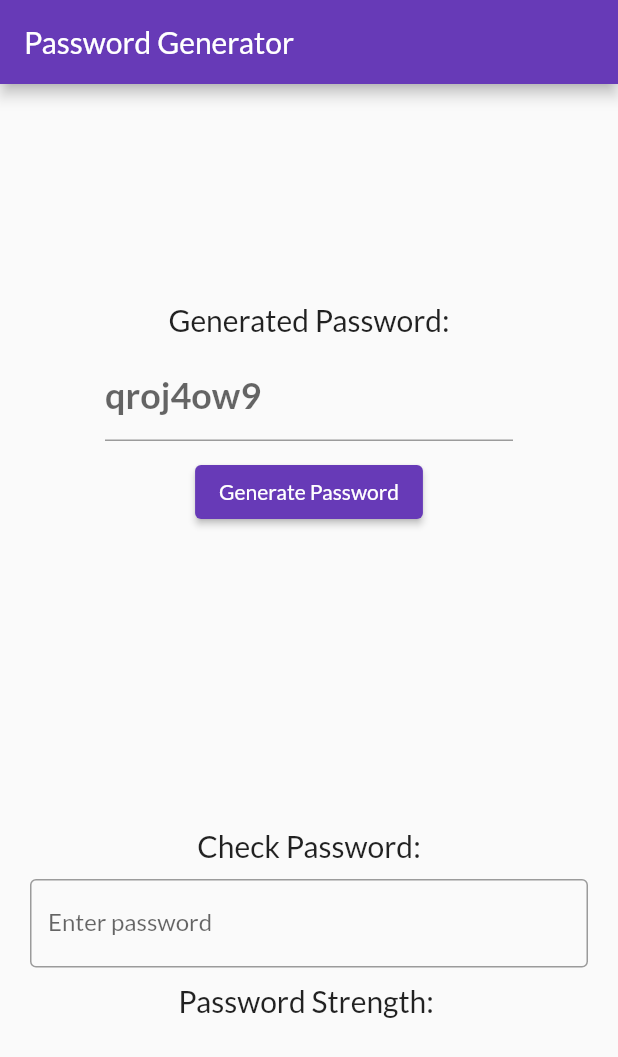
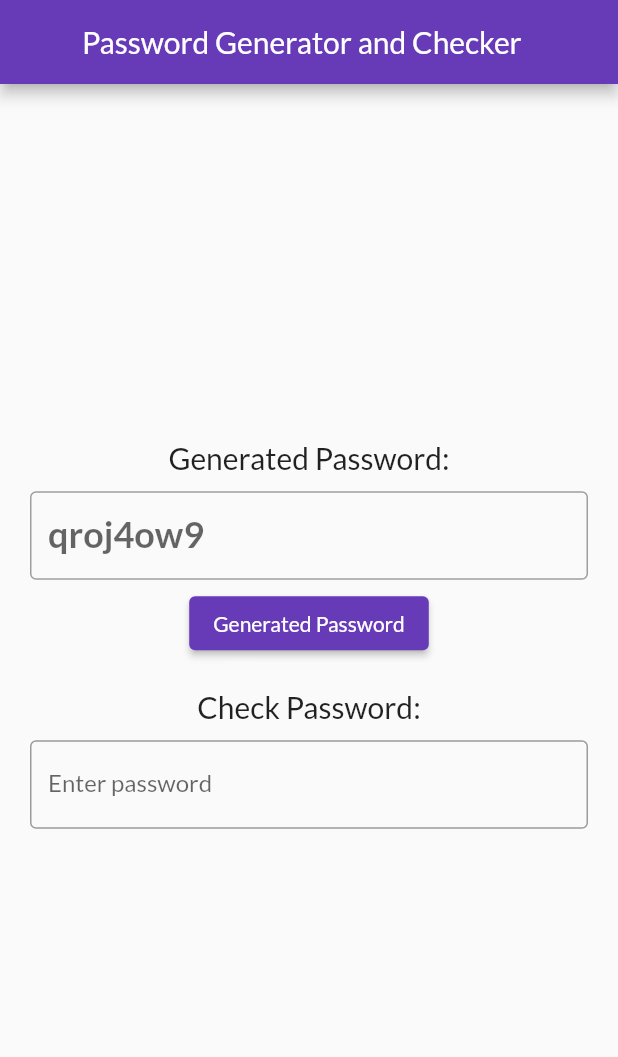
Before and after one commit to Ganesh7331/isaa, a Flutter app: the screen it shows after launch, after a tap on "Generate Password", on a phone screen of 412 x 824 dp. Shown: the top 1057 px of the screen. Run offline on Flutter 3.47's test engine with Material 2 defaults, Android fonts, the phone set to English and light mode, and no system bars; our stand-ins replace google_fonts.

Commit message:
version 2.0.0.0

```diff
--- a/lib/main.dart
+++ b/lib/main.dart
@@ -10,6 +10,8 @@ class PasswordApp extends StatelessWidget {
   @override
   Widget build(BuildContext context) {
     return MaterialApp(
+
+      debugShowCheckedModeBanner: false,
       title: 'Password Generator',
       theme: ThemeData(primarySwatch: Colors.deepPurple,fontFamily: GoogleFonts.lato().fontFamily),
 
@@ -26,21 +28,40 @@ class PasswordScreen extends StatefulWidget {
 class _PasswordScreenState extends State<PasswordScreen> {
   String generatedPassword = '';
   String passwordStrength = '';
+  String genPassword='Generate Password';
 
   void generatePassword() {
     setState(() {
       generatedPassword = _generateRandomPassword();
+      genPassword='Generated Password';
+
     });
   }
-
+  bool validateStructure(String passwordStrength){
+    String  pattern = r'^(?=.*?[A-Z])(?=.*?[a-z])(?=.*?[0-9])(?=.*?[!@#\$&*~]).{8,}$';
+    RegExp regExp = new RegExp(pattern);
+    return regExp.hasMatch(passwordStrength);
+  }
   void checkPassword(String password) {
     // Perform your password checking logic here
     // For example, you can check if the password has a minimum length requirement
-    if (password.length >= 8) {
+    if (validateStructure(password)) {
       setState(() {
         passwordStrength = 'Strong';
       });
-    } else {
+    }else if(password.length<8){
+      setState(() {
+
+        passwordStrength="Length should be at least 8";
+      });
+
+    }else if(!validateStructure(password)){
+      setState(() {
+        passwordStrength="Lowercase, Special Symbol, Number  missing";
+      });
+    }
+
+    else {
       setState(() {
         passwordStrength = 'Weak';
       });
@@ -64,10 +85,12 @@ class _PasswordScreenState extends State<PasswordScreen> {
   Widget build(BuildContext context) {
     return Scaffold(
       appBar: AppBar(
-        title: Text('Password Generator'),
+        title: Text('          Password Generator and Checker'
+        ,textAlign: TextAlign.center,),
       ),
       body: Center(
         child: Column(
+          crossAxisAlignment: CrossAxisAlignment.center,
           mainAxisAlignment: MainAxisAlignment.center,
           children: [
             Container(
@@ -78,23 +101,30 @@ class _PasswordScreenState extends State<PasswordScreen> {
               ),
             ),
             Container(
-                margin: EdgeInsets.only(bottom: 10,left: 70,right: 70),
+                margin: EdgeInsets.only(bottom:5,left: 20,right: 20),
               // margin: EdgeInsets.only(bottom: 10),
               child: TextFormField(
+
                 decoration: InputDecoration(
+                enabledBorder: OutlineInputBorder(
+                  borderSide: BorderSide(
+                    width: 1,color: Colors.grey
+                  )
+                ),
+
                   label: Text(
 
                     generatedPassword,
-                    style: TextStyle(fontSize: 24, fontWeight: FontWeight.bold,),
+                    style: TextStyle(fontSize: 24, fontWeight: FontWeight.bold,) ,
                   ),
                 ),
               )
             ),
             Container(
-              margin: EdgeInsets.only(bottom: 200),
+              margin: EdgeInsets.only(bottom: 20),
               child: ElevatedButton(
                 onPressed: generatePassword,
-                child: Text('Generate Password'),
+                child: Text(genPassword),
               ),
             ),
             Container(
@@ -118,7 +148,7 @@ class _PasswordScreenState extends State<PasswordScreen> {
               ),
             ),
             Text(
-              'Password Strength: $passwordStrength',
+              ' $passwordStrength',
               style: TextStyle(fontSize: 20),
             ),
           ],
```
